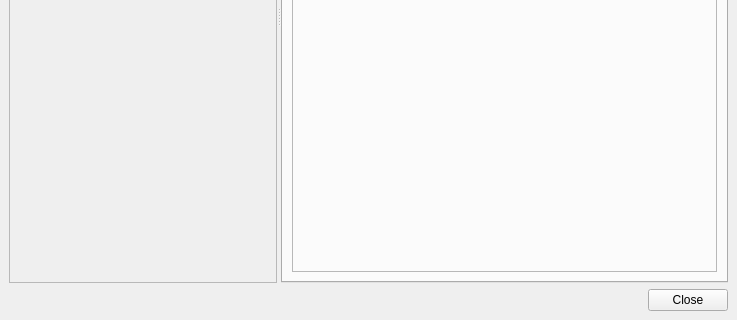
First picture: the form in qgis/src/ui/qgscomposerbase.ui, repository sourcepole/qgis, before the edit; both pictures show x 0 to 737 and y 289 to 609 of the 737 by 609 pixel window.
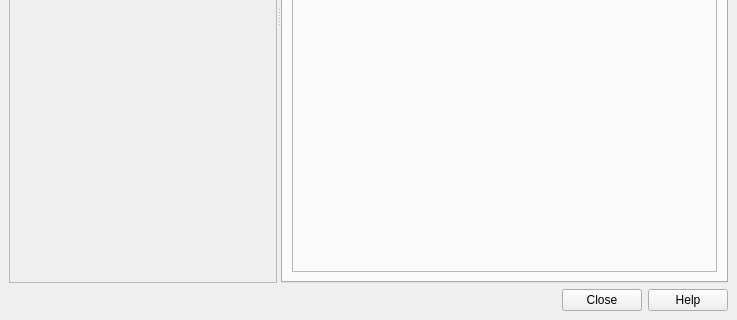
Second picture: the form after the edit. Icons and pictures are not drawn.

The edit to the form file:
```diff
--- a/qgis/src/ui/qgscomposerbase.ui
+++ b/qgis/src/ui/qgscomposerbase.ui
@@ -136,7 +136,7 @@
     <item row="1" column="0">
      <widget class="QDialogButtonBox" name="mButtonBox">
       <property name="standardButtons">
-       <set>QDialogButtonBox::Close</set>
+       <set>QDialogButtonBox::Close|QDialogButtonBox::Help</set>
       </property>
      </widget>
     </item>
```
